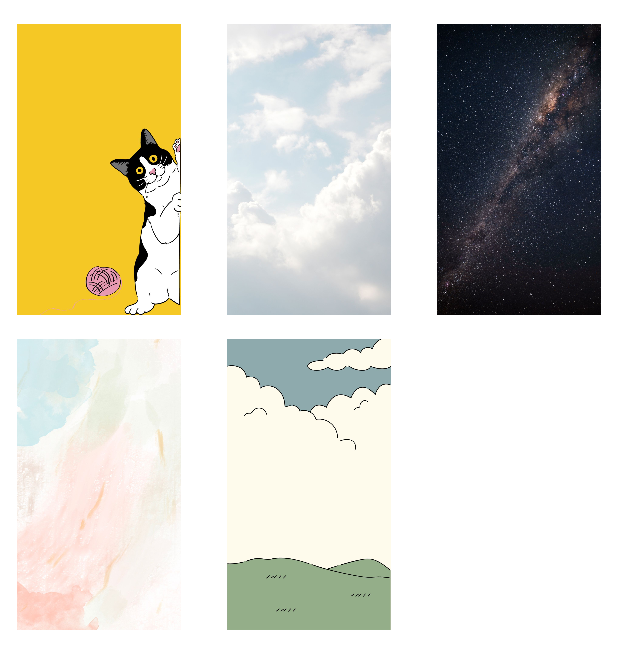
After one commit to Luin1223/Bottom_Navigation, an Android app: the ThemeSelectionActivity screen opened directly, with no data from a screen before it, on a phone screen of 412 x 824 dp. The commit adds this screen. Shown: the top 669 px of the screen. Run offline under Robolectric (Android 15) with nearby library versions, the phone set to English and light mode, and no system bars.

Commit message:
新增五張主題背景(還沒做)

```diff
--- a/app/src/main/AndroidManifest.xml
+++ b/app/src/main/AndroidManifest.xml
@@ -15,10 +15,6 @@
         android:theme="@style/Theme.BottomNavigation"
 
         tools:targetApi="31">
-
-        <activity
-            android:name=".UrgentActivity"
-            android:exported="false" />
         <activity
             android:name=".MainActivity"
             android:exported="true"
@@ -45,6 +41,7 @@
         <activity android:name=".FinishActivity" />
         <activity android:name=".Description" />
         <activity android:name=".Privacypolicy" />
+        <activity android:name=".ThemeSelectionActivity"/>
         <meta-data
             android:name="android.app.lib_name"
             android:value="" />
--- a/app/src/main/java/com/example/bottomnavigation/LibraryFragment.java
+++ b/app/src/main/java/com/example/bottomnavigation/LibraryFragment.java
@@ -105,7 +105,8 @@ public class LibraryFragment extends Fragment {
                         startActivity(intent);
                         break;
                     case 1:
-
+                        Intent themeIntent = new Intent(getActivity(), ThemeSelectionActivity.class);
+                        startActivity(themeIntent);
                         break;
                     case 2:
                         Intent i=new Intent();
--- /dev/null
+++ b/app/src/main/java/com/example/bottomnavigation/ThemeSelectionActivity.java
@@ -0,0 +1,71 @@
+package com.example.bottomnavigation;
+
+import android.content.Intent;
+import android.content.SharedPreferences;
+import android.os.Bundle;
+import android.util.Log;
+import android.view.View;
+import android.widget.ImageView;
+
+import androidx.appcompat.app.AppCompatActivity;
+
+public class ThemeSelectionActivity extends AppCompatActivity {
+
+    private ImageView img1,img2,img3,img4,img5;
+
+    @Override
+    protected void onCreate(Bundle savedInstanceState) {
+        super.onCreate(savedInstanceState);
+        setContentView(R.layout.activity_theme);
+
+        img1=findViewById(R.id.image1);
+        img2=findViewById(R.id.image2);
+        img3=findViewById(R.id.image3);
+        img4=findViewById(R.id.image4);
+        img5=findViewById(R.id.image5);
+
+        /*img1.setOnClickListener(new View.OnClickListener() {
+            @Override
+            public void onClick(View v) {
+                Log.d("ThemeSelectionActivity", "Image 1 clicked");
+                switchTheme(R.style.AppTheme_Theme1);
+            }
+        });
+        img2.setOnClickListener(new View.OnClickListener() {
+            @Override
+            public void onClick(View v) {
+                switchTheme(R.style.AppTheme_Theme2);
+            }
+        });
+        img3.setOnClickListener(new View.OnClickListener() {
+            @Override
+            public void onClick(View v) {
+                switchTheme(R.style.AppTheme_Theme3);
+            }
+        });
+        img4.setOnClickListener(new View.OnClickListener() {
+            @Override
+            public void onClick(View v) {
+                switchTheme(R.style.AppTheme_Theme4);
+            }
+        });
+        img5.setOnClickListener(new View.OnClickListener() {
+            @Override
+            public void onClick(View v) {
+                switchTheme(R.style.AppTheme_Theme5);
+            }
+        });*/
+
+    }
+   /* private void switchTheme(int themeId) {
+
+        // 设置当前 Activity 主题
+        setTheme(themeId);
+
+        // 重启当前 Activity 以应用新主题
+        recreate();
+    }*/
+
+
+
+}
--- /dev/null
+++ b/app/src/main/res/layout/activity_theme.xml
@@ -0,0 +1,54 @@
+<?xml version="1.0" encoding="utf-8"?>
+<androidx.constraintlayout.widget.ConstraintLayout xmlns:android="http://schemas.android.com/apk/res/android"
+    xmlns:tools="http://schemas.android.com/tools"
+    android:layout_width="match_parent"
+    android:layout_height="match_parent"
+    xmlns:app="http://schemas.android.com/apk/res-auto">
+
+
+    <ImageView
+        android:id="@+id/image1"
+        android:layout_width="132dp"
+        android:layout_height="194dp"
+        android:layout_marginTop="16dp"
+        app:layout_constraintStart_toStartOf="parent"
+        app:layout_constraintTop_toTopOf="parent"
+        app:srcCompat="@drawable/theme1" />
+
+    <ImageView
+        android:id="@+id/image2"
+        android:layout_width="132dp"
+        android:layout_height="194dp"
+        app:layout_constraintBottom_toBottomOf="@+id/image1"
+        app:layout_constraintEnd_toStartOf="@+id/image3"
+        app:layout_constraintStart_toEndOf="@+id/image1"
+        app:layout_constraintTop_toTopOf="@+id/image1"
+        app:layout_constraintVertical_bias="1.0"
+        app:srcCompat="@drawable/theme2" />
+
+    <ImageView
+        android:id="@+id/image3"
+        android:layout_width="132dp"
+        android:layout_height="194dp"
+        app:layout_constraintBottom_toBottomOf="@+id/image2"
+        app:layout_constraintEnd_toEndOf="parent"
+        app:layout_constraintTop_toTopOf="@+id/image2"
+        app:srcCompat="@drawable/theme3" />
+
+    <ImageView
+        android:id="@+id/image4"
+        android:layout_width="132dp"
+        android:layout_height="194dp"
+        android:layout_marginTop="16dp"
+        app:layout_constraintStart_toStartOf="parent"
+        app:layout_constraintTop_toBottomOf="@+id/image1"
+        app:srcCompat="@drawable/theme4" />
+
+    <ImageView
+        android:id="@+id/image5"
+        android:layout_width="132dp"
+        android:layout_height="194dp"
+        app:layout_constraintEnd_toEndOf="@+id/image2"
+        app:layout_constraintTop_toTopOf="@+id/image4"
+        app:srcCompat="@drawable/theme5" />
+</androidx.constraintlayout.widget.ConstraintLayout>
--- a/app/src/main/res/values/themes.xml
+++ b/app/src/main/res/values/themes.xml
@@ -32,6 +32,26 @@
         <!--<item name="queryBackground">@drawable/background</item>-->
     </style>
 
+    <style name="AppTheme.Theme1" parent="Theme.MaterialComponents.DayNight.NoActionBar">
+        <item name="android:windowBackground">@drawable/theme1</item>
+    </style>
+
+    <style name="AppTheme.Theme2" parent="Theme.MaterialComponents.DayNight.NoActionBar">
+        <item name="android:windowBackground">@drawable/theme2</item>
+    </style>
+
+    <style name="AppTheme.Theme3" parent="Theme.MaterialComponents.DayNight.NoActionBar">
+        <item name="android:windowBackground">@drawable/theme3</item>
+    </style>
+
+    <style name="AppTheme.Theme4" parent="Theme.MaterialComponents.DayNight.NoActionBar">
+        <item name="android:windowBackground">@drawable/theme4</item>
+    </style>
+
+    <style name="AppTheme.Theme5" parent="Theme.MaterialComponents.DayNight.NoActionBar">
+        <item name="android:windowBackground">@drawable/theme5</item>
+    </style>
+
 
     <style name="ScreenBackground"><item name="android:background">@color/white</item></style>
     <style name="CardBackground"><item name="android:background">@color/white</item></style>
```
Also changed, not shown: app/src/main/res/drawable/theme1.jpg (added), app/src/main/res/drawable/theme2.jpg (added), app/src/main/res/drawable/theme3.jpg (added), app/src/main/res/drawable/theme4.jpg (added), app/src/main/res/drawable/theme5.jpg (added).
